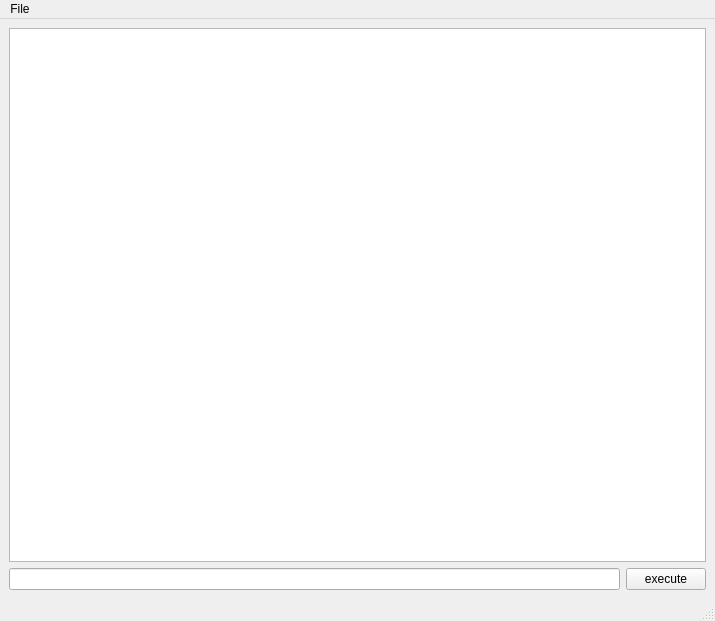
First picture: the form in examples/berkeley/xmlstorage/mainwindow.ui, repository mnutt/libqxt, before the edit.
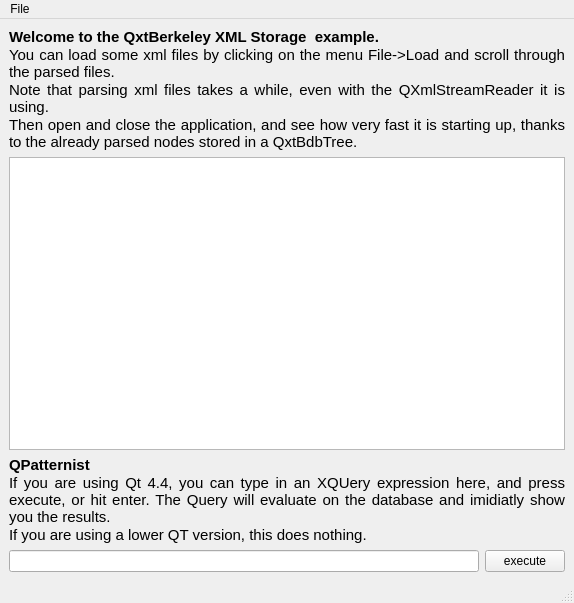
Second picture: the form after the edit.

Patch:
```diff
--- a/examples/berkeley/xmlstorage/mainwindow.ui
+++ b/examples/berkeley/xmlstorage/mainwindow.ui
@@ -5,8 +5,8 @@
    <rect>
     <x>0</x>
     <y>0</y>
-    <width>715</width>
-    <height>621</height>
+    <width>574</width>
+    <height>603</height>
    </rect>
   </property>
   <property name="windowTitle" >
@@ -17,18 +17,49 @@
     <rect>
      <x>0</x>
      <y>25</y>
-     <width>715</width>
-     <height>575</height>
+     <width>574</width>
+     <height>557</height>
     </rect>
    </property>
    <layout class="QGridLayout" name="gridLayout" >
     <item row="0" column="0" colspan="2" >
+     <widget class="QLabel" name="label" >
+      <property name="text" >
+       <string>&lt;html>&lt;head>&lt;meta name="qrichtext" content="1" />&lt;style type="text/css">
+p, li { white-space: pre-wrap; }
+&lt;/style>&lt;/head>&lt;body style=" font-family:'Candara'; font-size:11pt; font-weight:400; font-style:normal;">
+&lt;p align="justify" style=" margin-top:0px; margin-bottom:0px; margin-left:0px; margin-right:0px; -qt-block-indent:0; text-indent:0px;">&lt;span style=" font-weight:600;">Welcome to the QxtBerkeley XML Storage  example.&lt;/span>&lt;/p>
+&lt;p align="justify" style=" margin-top:0px; margin-bottom:0px; margin-left:0px; margin-right:0px; -qt-block-indent:0; text-indent:0px;">You can load some xml files by clicking on the menu File-&amp;gt;Load and scroll through the parsed files. &lt;/p>
+&lt;p align="justify" style=" margin-top:0px; margin-bottom:0px; margin-left:0px; margin-right:0px; -qt-block-indent:0; text-indent:0px;">Note that parsing xml files takes a while, even with the QXmlStreamReader it is using.&lt;/p>
+&lt;p align="justify" style=" margin-top:0px; margin-bottom:0px; margin-left:0px; margin-right:0px; -qt-block-indent:0; text-indent:0px;">Then open and close the application, and see how very fast it is starting up, thanks to the already parsed nodes stored in a QxtBdbTree.&lt;/p>&lt;/body>&lt;/html></string>
+      </property>
+      <property name="wordWrap" >
+       <bool>true</bool>
+      </property>
+     </widget>
+    </item>
+    <item row="1" column="0" colspan="2" >
      <widget class="QTreeView" name="treeView" />
     </item>
-    <item row="1" column="0" >
+    <item row="2" column="0" colspan="2" >
+     <widget class="QLabel" name="label_2" >
+      <property name="text" >
+       <string>&lt;html>&lt;head>&lt;meta name="qrichtext" content="1" />&lt;style type="text/css">
+p, li { white-space: pre-wrap; }
+&lt;/style>&lt;/head>&lt;body style=" font-family:'Candara'; font-size:11pt; font-weight:400; font-style:normal;">
+&lt;p align="justify" style=" margin-top:0px; margin-bottom:0px; margin-left:0px; margin-right:0px; -qt-block-indent:0; text-indent:0px;">&lt;span style=" font-weight:600;">QPatternist&lt;/span>&lt;/p>
+&lt;p align="justify" style=" margin-top:0px; margin-bottom:0px; margin-left:0px; margin-right:0px; -qt-block-indent:0; text-indent:0px;">If you are using Qt 4.4, you can type in an XQUery expression here, and press execute, or hit enter. The Query will evaluate on the database and imidiatly show you the results.&lt;/p>
+&lt;p align="justify" style=" margin-top:0px; margin-bottom:0px; margin-left:0px; margin-right:0px; -qt-block-indent:0; text-indent:0px;">If you are using a lower QT version, this does nothing.&lt;/p>&lt;/body>&lt;/html></string>
+      </property>
+      <property name="wordWrap" >
+       <bool>true</bool>
+      </property>
+     </widget>
+    </item>
+    <item row="3" column="0" >
      <widget class="QLineEdit" name="lineEdit" />
     </item>
-    <item row="1" column="1" >
+    <item row="3" column="1" >
      <widget class="QPushButton" name="pushButton" >
       <property name="text" >
        <string>execute</string>
@@ -42,7 +73,7 @@
     <rect>
      <x>0</x>
      <y>0</y>
-     <width>715</width>
+     <width>574</width>
      <height>25</height>
     </rect>
    </property>
@@ -59,8 +90,8 @@
    <property name="geometry" >
     <rect>
      <x>0</x>
-     <y>600</y>
-     <width>715</width>
+     <y>582</y>
+     <width>574</width>
      <height>21</height>
     </rect>
    </property>
```
